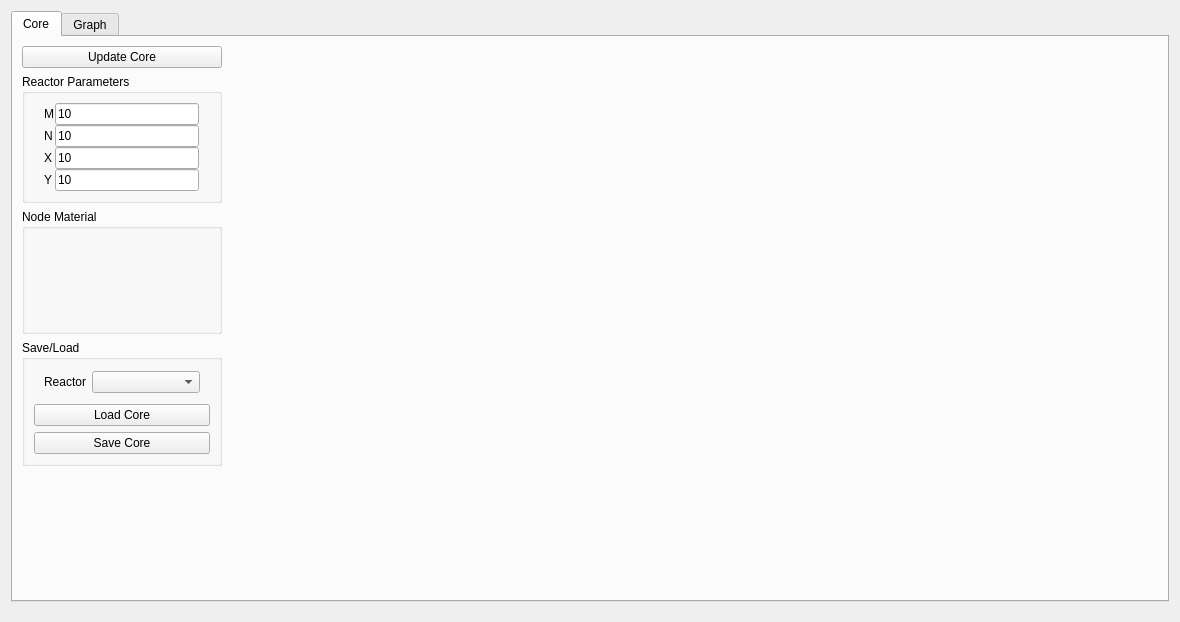
Above: ne470_project3/corewidget.ui from bigorangenuke/Project3_Redux before the change. Below: the same form after it.
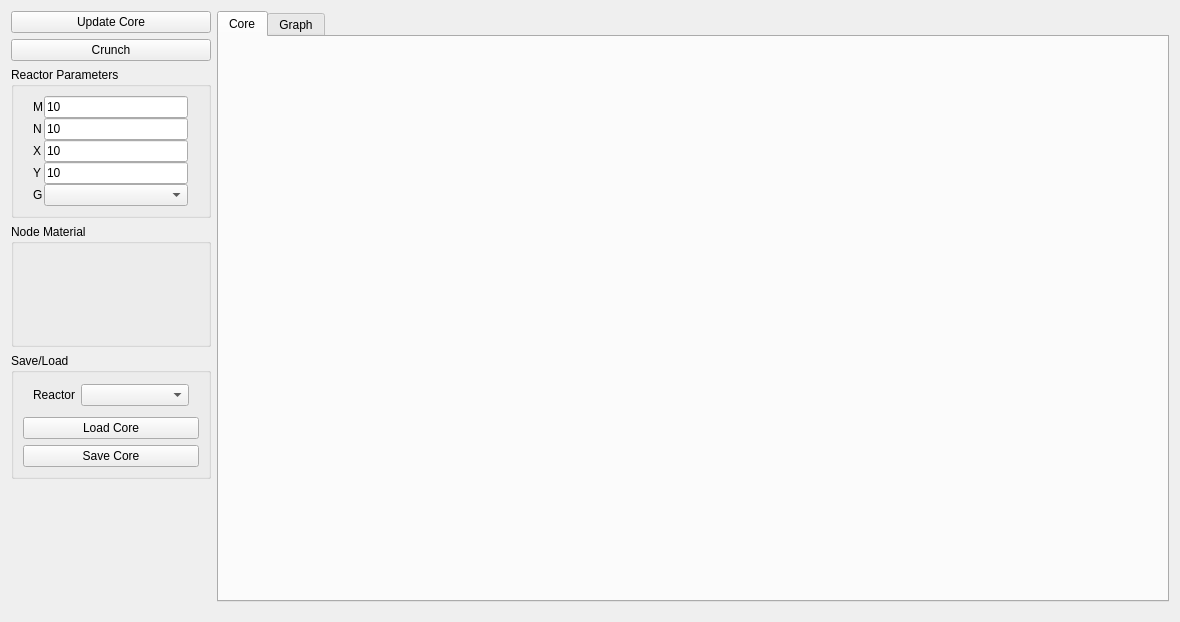
That is the form after the change. Custom widgets are drawn as their Qt base class.

Patch:
```diff
--- a/ne470_project3/corewidget.ui
+++ b/ne470_project3/corewidget.ui
@@ -13,28 +13,18 @@
   <property name="windowTitle">
    <string>Form</string>
   </property>
-  <layout class="QVBoxLayout" name="verticalLayout_6">
+  <layout class="QHBoxLayout" name="horizontalLayout_5">
    <property name="bottomMargin">
     <number>20</number>
    </property>
    <item>
-    <widget class="QTabWidget" name="tabWidget">
-     <property name="layoutDirection">
-      <enum>Qt::LeftToRight</enum>
-     </property>
-     <property name="currentIndex">
-      <number>0</number>
-     </property>
-     <widget class="QWidget" name="coreTab">
-      <attribute name="title">
-       <string>Core</string>
-      </attribute>
-      <layout class="QHBoxLayout" name="horizontalLayout_4">
-       <item>
         <layout class="QVBoxLayout" name="verticalLayout_3">
          <property name="sizeConstraint">
           <enum>QLayout::SetDefaultConstraint</enum>
          </property>
+     <property name="bottomMargin">
+      <number>0</number>
+     </property>
          <item>
           <widget class="QPushButton" name="updateCorePushButton">
            <property name="sizePolicy">
@@ -54,6 +44,25 @@
            </property>
           </widget>
          </item>
+     <item>
+      <widget class="QPushButton" name="calculatePushButton">
+       <property name="sizePolicy">
+        <sizepolicy hsizetype="Preferred" vsizetype="Fixed">
+         <horstretch>0</horstretch>
+         <verstretch>0</verstretch>
+        </sizepolicy>
+       </property>
+       <property name="maximumSize">
+        <size>
+         <width>200</width>
+         <height>16777215</height>
+        </size>
+       </property>
+       <property name="text">
+        <string>Crunch</string>
+       </property>
+      </widget>
+     </item>
          <item>
           <widget class="QGroupBox" name="groupBox">
            <property name="sizePolicy">
@@ -167,6 +176,16 @@
                  </property>
                 </widget>
                </item>
+           <item row="5" column="0">
+            <widget class="QLabel" name="groupsLabel">
+             <property name="text">
+              <string>G</string>
+             </property>
+            </widget>
+           </item>
+           <item row="5" column="1">
+            <widget class="QComboBox" name="groupComboBox"/>
+           </item>
               </layout>
               <zorder>mNodesLabel</zorder>
               <zorder>xSizeLabel</zorder>
@@ -191,7 +210,7 @@
            </property>
            <property name="maximumSize">
             <size>
-             <width>1000</width>
+         <width>200</width>
              <height>1000</height>
             </size>
            </property>
@@ -297,6 +316,19 @@
          </item>
         </layout>
        </item>
+   <item>
+    <widget class="QTabWidget" name="tabWidget">
+     <property name="layoutDirection">
+      <enum>Qt::LeftToRight</enum>
+     </property>
+     <property name="currentIndex">
+      <number>0</number>
+     </property>
+     <widget class="QWidget" name="coreTab">
+      <attribute name="title">
+       <string>Core</string>
+      </attribute>
+      <layout class="QHBoxLayout" name="horizontalLayout_4">
        <item>
         <layout class="QHBoxLayout" name="horizontalLayout_3">
          <property name="leftMargin">
```
Left out of the diff: 2 changed lines with no effect on the pictures. Lines whose indentation alone changed are shown as unchanged.
